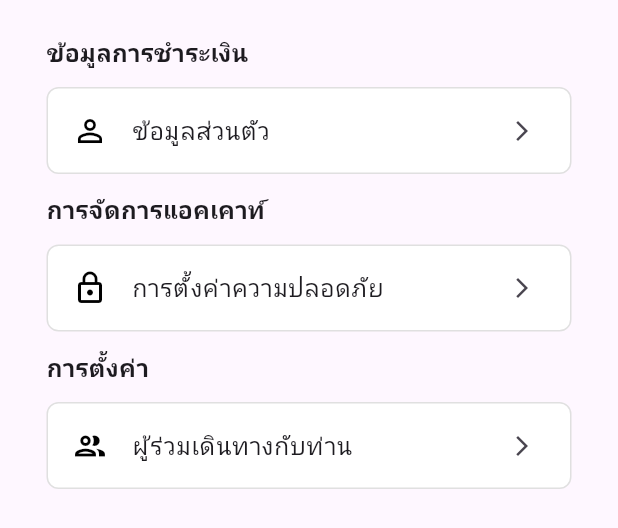
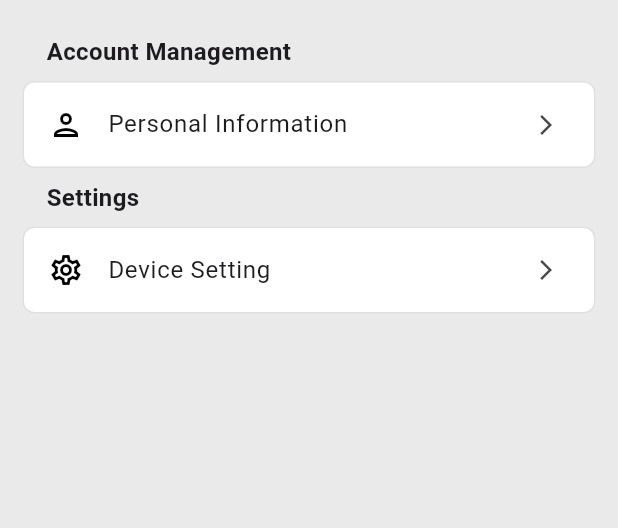
Before and after one commit to jatnipit/hotel-booking-project, a Flutter app: the UserProfileScreen widget shown alone on an empty page, opened directly, on a phone screen of 412 x 824 dp. Shown: the top 528 px of the screen. Run offline on Flutter 3.47's test engine with Material 3 defaults, Android fonts, the phone set to English and light mode, and no system bars; our stand-ins replace firebase_auth, firebase_core, google_sign_in; accounts and stored records are empty; network calls fail.

Commit message:
setting page add

```diff
--- a/lib/authen/forgot_password_page.dart
+++ b/lib/authen/forgot_password_page.dart
@@ -1,6 +1,6 @@
 import 'package:firebase_auth/firebase_auth.dart';
 import 'package:flutter/material.dart';
-import 'package:project/app_colors.dart';
+import 'package:project/materials/app_colors.dart';
 
 class ForgotPasswordPage extends StatefulWidget {
   const ForgotPasswordPage({super.key});
--- a/lib/authen/login_page.dart
+++ b/lib/authen/login_page.dart
@@ -1,7 +1,7 @@
 import 'package:flutter/material.dart';
 import 'package:firebase_auth/firebase_auth.dart';
 import 'package:google_sign_in/google_sign_in.dart';
-import 'package:project/app_colors.dart';
+import 'package:project/materials/app_colors.dart';
 import 'package:project/main.dart';
 import 'package:project/screens/home_screen.dart';
 
--- a/lib/authen/register_page.dart
+++ b/lib/authen/register_page.dart
@@ -1,6 +1,6 @@
 import 'package:flutter/material.dart';
 import 'package:firebase_auth/firebase_auth.dart';
-import 'package:project/app_colors.dart';
+import 'package:project/materials/app_colors.dart';
 import 'package:project/main.dart'; // Import MyApp here
 import 'package:project/authen/login_page.dart';
 
--- a/lib/main.dart
+++ b/lib/main.dart
@@ -1,11 +1,12 @@
 import 'package:firebase_auth/firebase_auth.dart';
 import 'package:firebase_core/firebase_core.dart';
 import 'package:flutter/material.dart';
-import 'package:project/app_colors.dart';
+import 'package:project/materials/app_colors.dart';
 import 'package:project/authen/login_page.dart';
 import 'package:project/screens/home_screen.dart';
 import 'package:project/screens/reserve_history.dart';
 import 'package:project/screens/user_profile_screen.dart';
+import 'package:project/materials/theme.dart';
 
 void main() async {
   WidgetsFlutterBinding.ensureInitialized();
@@ -14,6 +15,9 @@ void main() async {
   runApp(MaterialApp(
     debugShowCheckedModeBanner: false,
     home: MyApp(),
+    theme: AppTheme.lightTheme, // Use the light theme
+    darkTheme: AppTheme.darkTheme, // Use the dark theme (optional)
+    themeMode: ThemeMode.system,
   ));
 }
 
--- /dev/null
+++ b/lib/materials/custom_list_tile.dart
@@ -0,0 +1,62 @@
+import 'package:flutter/material.dart';
+
+class SectionHeader extends StatelessWidget {
+  final String title;
+  const SectionHeader({super.key, required this.title});
+
+  @override
+  Widget build(BuildContext context) {
+    return Container(
+      padding: const EdgeInsets.symmetric(horizontal: 16, vertical: 8),
+      child: Text(
+        title,
+        style: const TextStyle(
+          fontWeight: FontWeight.bold,
+          fontSize: 16,
+        ),
+      ),
+    );
+  }
+}
+
+// Simple tile for each item in a section
+class CustomListTile extends StatelessWidget {
+  final String title;
+  final IconData leadingIcon;
+  final VoidCallback? onTap;
+
+  const CustomListTile(
+      {super.key, required this.title, required this.leadingIcon, this.onTap});
+
+  @override
+  Widget build(BuildContext context) {
+    return Material(
+      color: Colors.transparent, // let your container color show through
+      child: Ink(
+        decoration: BoxDecoration(
+          color: Colors.white,
+          border: Border.all(color: Colors.grey.shade300), // Light grey border
+          borderRadius: BorderRadius.circular(8), // Rounded corners
+        ),
+        child: InkWell(
+          borderRadius: BorderRadius.circular(8),
+          onTap: onTap,
+          child: ListTile(
+            leading: Icon(
+              leadingIcon,
+              color: Colors.black,
+            ),
+            title: Text(
+              title,
+              style: const TextStyle(fontSize: 16),
+            ),
+            trailing: const Icon(
+              Icons.arrow_forward_ios,
+              size: 16,
+            ),
+          ),
+        ),
+      ),
+    );
+  }
+}
--- a/lib/screens/reserve_history.dart
+++ b/lib/screens/reserve_history.dart
@@ -1,5 +1,5 @@
 import 'package:flutter/material.dart';
-import 'package:project/app_colors.dart';
+import 'package:project/materials/app_colors.dart';
 
 class ReserveHistory extends StatefulWidget {
   const ReserveHistory({super.key});
--- a/lib/screens/user_profile_screen.dart
+++ b/lib/screens/user_profile_screen.dart
@@ -1,7 +1,10 @@
 import 'package:firebase_auth/firebase_auth.dart';
 import 'package:flutter/material.dart';
-import 'package:project/app_colors.dart';
-import 'package:project/authen/login_page.dart';
+// import 'package:project/materials/app_colors.dart';
+// import 'package:project/authen/login_page.dart';
+import 'package:project/materials/custom_list_tile.dart';
+import 'package:project/profiles/device_settings.dart';
+import 'package:project/profiles/personal_info.dart';
 
 class UserProfileScreen extends StatefulWidget {
   const UserProfileScreen({super.key});
@@ -55,34 +58,25 @@ class _UserProfileScreenState extends State<UserProfileScreen> {
 
     return Padding(
       padding: EdgeInsets.all(15),
-      // child: ListView(
-      //   children: [
-      //     const SectionHeader(title: 'ข้อมูลการชำระเงิน'),
-      //     const CustomListTile(title: 'Rewards & Wallet'),
-      //     const CustomListTile(title: 'วิธีชำระเงิน'),
-      //     const SectionHeader(title: 'การจัดการแอคเคาท์'),
-      //     const CustomListTile(title: 'ข้อมูลส่วนตัว'),
-      //     const CustomListTile(title: 'การตั้งค่าความปลอดภัย'),
-      //     const SectionHeader(title: 'การตั้งค่า'),
-      //     const CustomListTile(title: 'การตั้งค่าอุปกรณ์'),
-      //   ],
-      // ),
       child: ListView(
-        children: const [
-          const SectionHeader(title: 'ข้อมูลการชำระเงิน'),
+        children: [
+          SectionHeader(title: 'Account Management'),
           CustomListTile(
-            title: 'ข้อมูลส่วนตัว',
-            leadingIcon: Icons.person_outline,
+            title: 'Personal Information',
+            leadingIcon: Icons.person_outlined,
+            onTap: () {
+              Navigator.push(context,
+                  MaterialPageRoute(builder: (context) => PersonalInfo()));
+            },
           ),
-          const SectionHeader(title: 'การจัดการแอคเคาท์'),
+          SectionHeader(title: 'Settings'),
           CustomListTile(
-            title: 'การตั้งค่าความปลอดภัย',
-            leadingIcon: Icons.lock_outline,
-          ),
-          const SectionHeader(title: 'การตั้งค่า'),
-          CustomListTile(
-            title: 'ผู้ร่วมเดินทางกับท่าน',
-            leadingIcon: Icons.group_outlined,
+            title: 'Device Setting',
+            leadingIcon: Icons.settings_outlined,
+            onTap: () {
+              Navigator.push(context,
+                  MaterialPageRoute(builder: (context) => DeviceSettings()));
+            },
           ),
           // ... more tiles
         ],
@@ -90,91 +84,3 @@ class _UserProfileScreenState extends State<UserProfileScreen> {
     );
   }
 }
-
-class SectionHeader extends StatelessWidget {
-  final String title;
-  const SectionHeader({super.key, required this.title});
-
-  @override
-  Widget build(BuildContext context) {
-    return Container(
-      padding: const EdgeInsets.symmetric(horizontal: 16, vertical: 8),
-      child: Text(
-        title,
-        style: const TextStyle(
-          fontWeight: FontWeight.bold,
-          fontSize: 16,
-        ),
-      ),
-    );
-  }
-}
-
-// Simple tile for each item in a section
-class CustomListTile extends StatelessWidget {
-  final String title;
-  final IconData leadingIcon;
-
-  const CustomListTile({
-    super.key,
-    required this.title,
-    required this.leadingIcon,
-  });
-
-  @override
-  Widget build(BuildContext context) {
-    return Container(
-      margin: const EdgeInsets.symmetric(horizontal: 16, vertical: 4),
-      decoration: BoxDecoration(
-        color: Colors.white,
-        border: Border.all(color: Colors.grey.shade300), // Light grey border
-        borderRadius: BorderRadius.circular(8), // Rounded corners
-      ),
-      child: ListTile(
-        leading: Icon(
-          leadingIcon,
-          color: Colors.black,
-        ),
-        title: Text(
-          title,
-          style: const TextStyle(fontSize: 16),
-        ),
-        trailing: const Icon(
-          Icons.arrow_forward_ios,
-          size: 16,
-        ),
-        onTap: () {},
-      ),
-    );
-  }
-}
-
-// class CustomListTile extends StatelessWidget {
-//   final String title;
-
-//   const CustomListTile({super.key, required this.title});
-
-//   @override
-//   Widget build(BuildContext context) {
-//     return Container(
-//       // Example: single bottom border
-//       decoration: const BoxDecoration(
-//         border: Border(
-//           bottom: BorderSide(color: Colors.grey, width: 1),
-//         ),
-//       ),
-//       // Or for a full border, use:
-//       // decoration: BoxDecoration(
-//       //   border: Border.all(color: Colors.grey, width: 1),
-//       //   borderRadius: BorderRadius.all(Radius.circular(8)),
-//       // ),
-//       child: ListTile(
-//         title: Text(title),
-//         trailing: const Icon(Icons.arrow_forward_ios, size: 16),
-//         onTap: () {
-//           // Handle tap
-//         },
-//       ),
-//     );
-//   }
-// }
```
Also changed, not shown: lib/materials/theme.dart (added, +53 -0 lines), lib/profiles/device_settings.dart (added, +35 -0 lines), lib/profiles/personal_info.dart (added, +25 -0 lines), lib/materials/app_colors.dart (renamed from lib/app_colors.dart).
